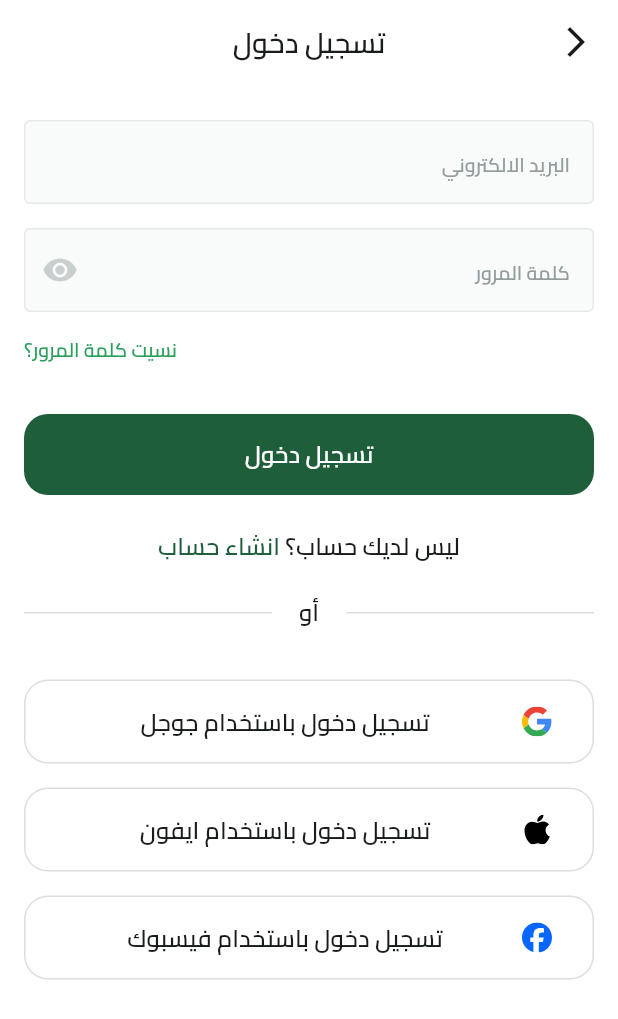
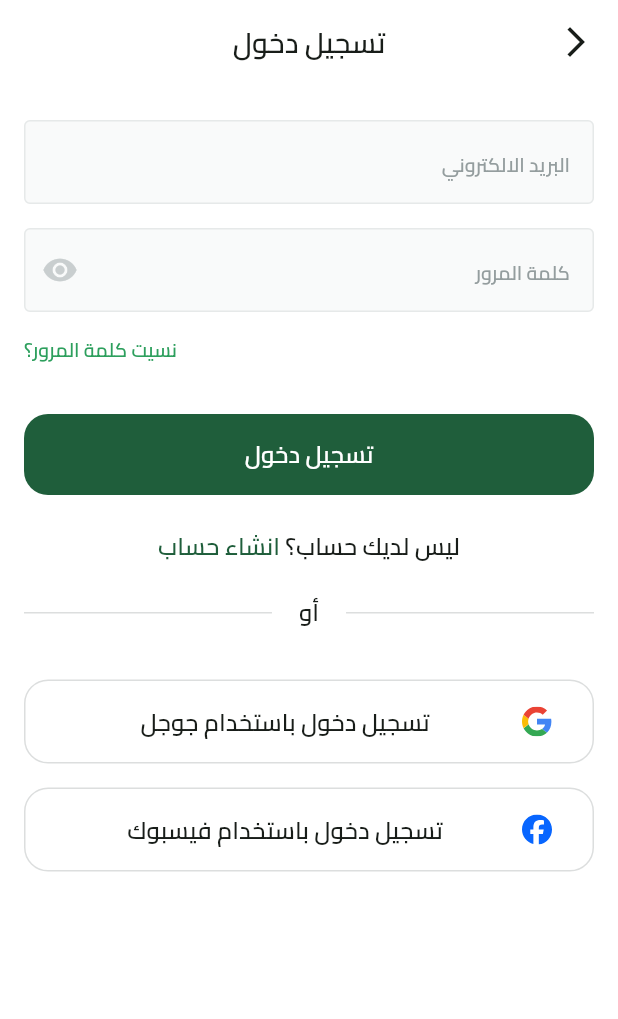
Before and after one commit to AmrElzohairy/fruitsHub, a Flutter app: the SigninView screen opened by its route, on a phone screen of 412 x 824 dp. Shown: the top 1019 px of the screen. Run offline on Flutter 3.47's test engine with Material 3 defaults, Android fonts, the phone set to English and light mode, and no system bars; drawn by our look-alikes of modal_progress_hud_nsn; our stand-ins replace bloc, dartz, dots_indicator, firebase_auth, firebase_core, flutter_bloc and 4 more; missing offline and left inert: flutter_facebook_auth; accounts and stored records are empty.

```diff
--- a/lib/features/auth/presentation/ui/widgets/sign_in_view_body.dart
+++ b/lib/features/auth/presentation/ui/widgets/sign_in_view_body.dart
@@ -1,3 +1,5 @@
+import 'dart:io';
+
 import 'package:flutter/material.dart';
 import 'package:flutter_bloc/flutter_bloc.dart';
 import 'package:fruits/core/utils/app_colors.dart';
@@ -71,12 +73,16 @@ class _SigninViewBodyState extends State<SigninViewBody> {
               const SizedBox(
                 height: 33,
               ),
-              CustomButton(onPressed: () {
+              CustomButton(
+                  onPressed: () {
                     if (formKey.currentState!.validate()) {
                       formKey.currentState!.save();
-                  context.read<SigninCubit>().signInWithEmailAndPassword(email, password);
+                      context
+                          .read<SigninCubit>()
+                          .signInWithEmailAndPassword(email, password);
                     }
-              }, text: "تسجيل دخول"),
+                  },
+                  text: "تسجيل دخول"),
               const SizedBox(
                 height: 33,
               ),
@@ -98,6 +104,9 @@ class _SigninViewBodyState extends State<SigninViewBody> {
               const SizedBox(
                 height: 16,
               ),
+              Platform.isIOS
+                  ? Column(
+                      children: [
                         SocialLoginButton(
                           image: Assets.imagesAppleIcon,
                           onPressed: () {},
@@ -106,6 +115,9 @@ class _SigninViewBodyState extends State<SigninViewBody> {
                         const SizedBox(
                           height: 16,
                         ),
+                      ],
+                    )
+                  : const SizedBox(),
               SocialLoginButton(
                 image: Assets.imagesFaceeBookIcon,
                 onPressed: () {
```
Lines whose indentation alone changed are shown as unchanged.
